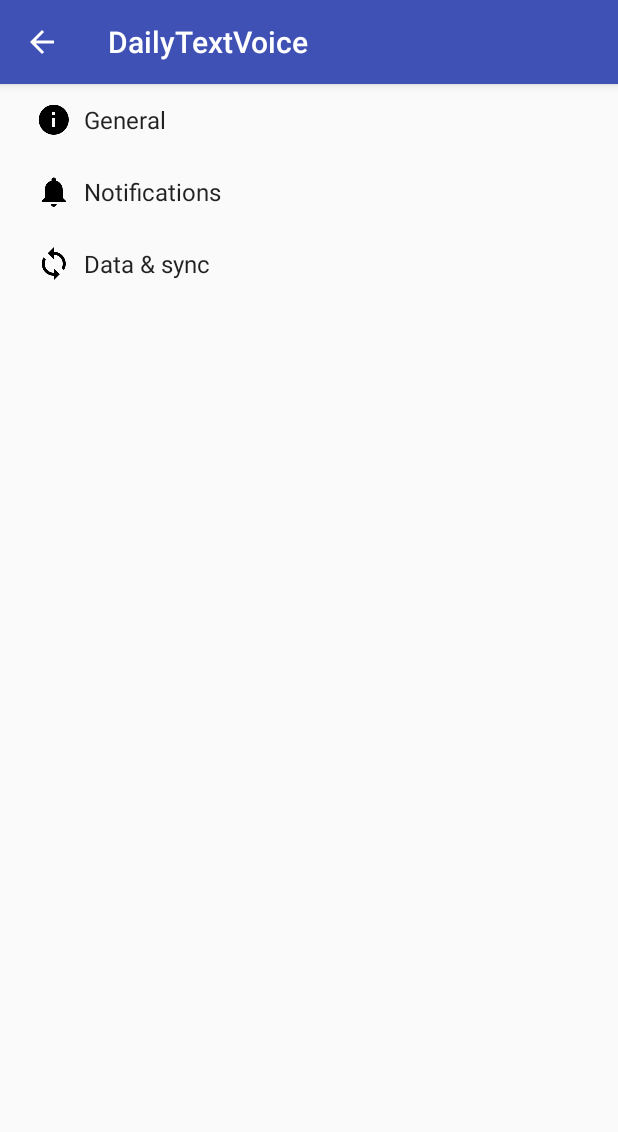
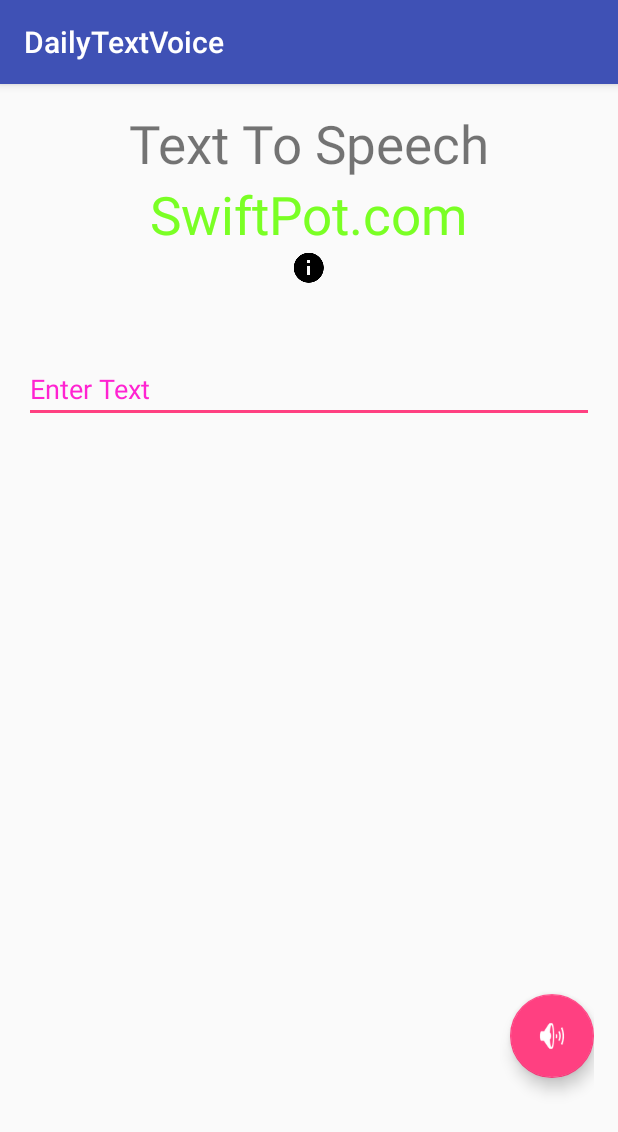
Before and after one commit to RbkGh/DailyText-Voice, an Android app: the screen it shows after launch (SettingsActivity before the commit, HomeActivity after it), on a phone screen of 412 x 824 dp. Shown: the top 1132 px of the screen. Run offline under Robolectric (Android 15) with nearby library versions, the phone set to English and light mode, and no system bars.

Commit message:
added test of voice to Speech.Working currently

```diff
--- a/app/build.gradle
+++ b/app/build.gradle
@@ -24,4 +24,5 @@ dependencies {
     testCompile 'junit:junit:4.12'
     compile 'com.android.support:appcompat-v7:23.1.1'
     compile 'com.android.support:support-v4:23.1.1'
+    compile 'com.android.support:design:23.1.1'
 }
--- a/app/src/main/AndroidManifest.xml
+++ b/app/src/main/AndroidManifest.xml
@@ -11,6 +11,16 @@
         <activity
             android:name=".SettingsActivity"
             android:label="@string/app_name">
+            <!--<intent-filter>-->
+                <!--<action android:name="android.intent.action.MAIN" />-->
+
+                <!--<category android:name="android.intent.category.LAUNCHER" />-->
+            <!--</intent-filter>-->
+        </activity>
+        <activity
+            android:name=".HomeActivity"
+            android:label="@string/title_activity_home"
+            android:theme="@style/AppTheme.NoActionBar">
             <intent-filter>
                 <action android:name="android.intent.action.MAIN" />
 
--- /dev/null
+++ b/app/src/main/java/com/swiftpot/dailytextvoice/HomeActivity.java
@@ -0,0 +1,20 @@
+package com.swiftpot.dailytextvoice;
+
+import android.os.Bundle;
+import android.support.v7.app.AppCompatActivity;
+import android.support.v7.widget.Toolbar;
+
+
+public class HomeActivity extends AppCompatActivity {
+
+    @Override
+    protected void onCreate(Bundle savedInstanceState) {
+        super.onCreate(savedInstanceState);
+        setContentView(R.layout.activity_home);
+        Toolbar toolbar = (Toolbar) findViewById(R.id.toolbar);
+        setSupportActionBar(toolbar);
+
+
+    }
+
+}
--- /dev/null
+++ b/app/src/main/java/com/swiftpot/dailytextvoice/fragments/HomeActivityFragment.java
@@ -0,0 +1,67 @@
+package com.swiftpot.dailytextvoice.fragments;
+
+import android.speech.tts.TextToSpeech;
+import android.support.design.widget.FloatingActionButton;
+import android.support.v4.app.Fragment;
+import android.os.Bundle;
+import android.view.LayoutInflater;
+import android.view.View;
+import android.view.ViewGroup;
+import android.widget.Button;
+import android.widget.EditText;
+import android.widget.Toast;
+
+import com.swiftpot.dailytextvoice.R;
+
+import java.util.Locale;
+
+/**
+ * A placeholder fragment containing a simple view.
+ */
+public class HomeActivityFragment extends Fragment {
+    TextToSpeech textToSpeech;
+    EditText edtTextStringToBeRead;
+    FloatingActionButton fabReadAloud;
+    public HomeActivityFragment() {
+    }
+
+    @Override
+    public View onCreateView(LayoutInflater inflater, ViewGroup container,
+                             Bundle savedInstanceState) {
+        View view = inflater.inflate(R.layout.fragment_home, container, false);
+        return view;
+    }
+
+    @Override
+    public void onViewCreated(View view, Bundle savedInstanceState) {
+        super.onViewCreated(view, savedInstanceState);
+        fabReadAloud =(FloatingActionButton) view.findViewById(R.id.fabReadAloud);
+        edtTextStringToBeRead = (EditText) view.findViewById(R.id.edtTextStringToBeRead);
+        textToSpeech = new TextToSpeech(getActivity().getApplicationContext(), new TextToSpeech.OnInitListener() {
+            @Override
+            public void onInit(int status) {
+                if(status != TextToSpeech.ERROR) {
+                    textToSpeech.setLanguage(Locale.UK);
+                }
+            }
+        });
+
+        fabReadAloud.setOnClickListener(new View.OnClickListener() {
+            @Override
+            public void onClick(View v) {
+                String toSpeak = edtTextStringToBeRead.getText().toString();
+                Toast.makeText(getContext(), toSpeak, Toast.LENGTH_SHORT).show();
+                textToSpeech.speak(toSpeak, TextToSpeech.QUEUE_FLUSH, null);
+            }
+        });
+    }
+
+    @Override
+    public void onPause() {
+        if(textToSpeech !=null){
+            textToSpeech.stop();
+            textToSpeech.shutdown();
+        }
+        super.onPause();
+    }
+}
--- /dev/null
+++ b/app/src/main/res/layout/activity_home.xml
@@ -0,0 +1,34 @@
+<?xml version="1.0" encoding="utf-8"?>
+<android.support.design.widget.CoordinatorLayout xmlns:android="http://schemas.android.com/apk/res/android"
+    xmlns:app="http://schemas.android.com/apk/res-auto"
+    xmlns:tools="http://schemas.android.com/tools"
+    android:layout_width="match_parent"
+    android:layout_height="match_parent"
+    android:fitsSystemWindows="true"
+    tools:context="com.swiftpot.dailytextvoice.HomeActivity">
+
+    <android.support.design.widget.AppBarLayout
+        android:layout_width="match_parent"
+        android:layout_height="wrap_content"
+        android:theme="@style/AppTheme.AppBarOverlay">
+
+        <android.support.v7.widget.Toolbar
+            android:id="@+id/toolbar"
+            android:layout_width="match_parent"
+            android:layout_height="?attr/actionBarSize"
+            android:background="?attr/colorPrimary"
+            app:popupTheme="@style/AppTheme.PopupOverlay" />
+
+    </android.support.design.widget.AppBarLayout>
+
+    <include layout="@layout/content_home" />
+
+    <!--<android.support.design.widget.FloatingActionButton-->
+        <!--android:id="@+id/fab"-->
+        <!--android:layout_width="wrap_content"-->
+        <!--android:layout_height="wrap_content"-->
+        <!--android:layout_gravity="bottom|end"-->
+        <!--android:layout_margin="@dimen/fab_margin"-->
+        <!--android:src="@android:drawable/ic_dialog_email" />-->
+
+</android.support.design.widget.CoordinatorLayout>
--- /dev/null
+++ b/app/src/main/res/layout/content_home.xml
@@ -0,0 +1,9 @@
+<fragment xmlns:android="http://schemas.android.com/apk/res/android"
+    xmlns:app="http://schemas.android.com/apk/res-auto"
+    xmlns:tools="http://schemas.android.com/tools"
+    android:id="@+id/fragment"
+    android:name="com.swiftpot.dailytextvoice.fragments.HomeActivityFragment"
+    android:layout_width="match_parent"
+    android:layout_height="match_parent"
+    app:layout_behavior="@string/appbar_scrolling_view_behavior"
+    tools:layout="@layout/fragment_home" />
--- /dev/null
+++ b/app/src/main/res/layout/fragment_home.xml
@@ -0,0 +1,64 @@
+<RelativeLayout xmlns:android="http://schemas.android.com/apk/res/android"
+    xmlns:tools="http://schemas.android.com/tools"
+    android:layout_width="match_parent"
+    android:layout_height="match_parent"
+    android:paddingBottom="@dimen/activity_vertical_margin"
+    android:paddingLeft="@dimen/activity_horizontal_margin"
+    android:paddingRight="@dimen/activity_horizontal_margin"
+    android:paddingTop="@dimen/activity_vertical_margin"
+    tools:context=".fragments.HomeActivityFragment"
+    tools:showIn="@layout/activity_home">
+
+    <TextView
+        android:text="@string/text_to_speech"
+        android:layout_width="wrap_content"
+        android:layout_height="wrap_content"
+        android:id="@+id/textview"
+        android:textSize="35dp"
+        android:layout_alignParentTop="true"
+        android:layout_centerHorizontal="true" />
+
+    <TextView
+        android:layout_width="wrap_content"
+        android:layout_height="wrap_content"
+        android:text="@string/web_address"
+        android:id="@+id/textView"
+        android:layout_below="@+id/textview"
+        android:layout_centerHorizontal="true"
+        android:textColor="#ff7aff24"
+        android:textSize="35dp" />
+
+    <ImageView
+        android:layout_width="wrap_content"
+        android:layout_height="wrap_content"
+        android:id="@+id/imageView"
+        android:src="@drawable/ic_info_black_24dp"
+        android:layout_below="@+id/textView"
+        android:layout_centerHorizontal="true"
+        android:theme="@style/Base.TextAppearance.AppCompat" />
+
+    <EditText
+        android:layout_width="wrap_content"
+        android:layout_height="wrap_content"
+        android:id="@+id/edtTextStringToBeRead"
+        android:layout_below="@+id/imageView"
+        android:layout_marginTop="46dp"
+        android:hint="Enter Text"
+        android:layout_alignParentRight="true"
+        android:layout_alignParentEnd="true"
+        android:layout_alignParentLeft="true"
+        android:layout_alignParentStart="true"
+        android:textColor="#ff7aff10"
+        android:textColorHint="#ffff23d1" />
+
+    <android.support.design.widget.FloatingActionButton
+        android:id="@+id/fabReadAloud"
+        android:layout_width="wrap_content"
+        android:layout_height="wrap_content"
+        android:layout_gravity="bottom|end"
+        android:src="@android:drawable/ic_lock_silent_mode_off"
+        android:layout_marginBottom="89dp"
+        android:layout_alignParentBottom="true"
+        android:layout_alignParentRight="true"
+        android:layout_alignParentEnd="true" />
+</RelativeLayout>
--- /dev/null
+++ b/app/src/main/res/menu/menu_home.xml
@@ -0,0 +1,10 @@
+<menu xmlns:android="http://schemas.android.com/apk/res/android"
+    xmlns:app="http://schemas.android.com/apk/res-auto"
+    xmlns:tools="http://schemas.android.com/tools"
+    tools:context="com.swiftpot.dailytextvoice.HomeActivity">
+    <item
+        android:id="@+id/action_settings"
+        android:orderInCategory="100"
+        android:title="@string/action_settings"
+        app:showAsAction="never" />
+</menu>
--- /dev/null
+++ b/app/src/main/res/values-v21/styles.xml
@@ -0,0 +1,9 @@
+<resources>>
+
+    <style name="AppTheme.NoActionBar">
+        <item name="windowActionBar">false</item>
+        <item name="windowNoTitle">true</item>
+        <item name="android:windowDrawsSystemBarBackgrounds">true</item>
+        <item name="android:statusBarColor">@android:color/transparent</item>
+    </style>
+</resources>
--- /dev/null
+++ b/app/src/main/res/values-w820dp/dimens.xml
@@ -0,0 +1,6 @@
+<resources>
+    <!-- Example customization of dimensions originally defined in res/values/dimens.xml
+         (such as screen margins) for screens with more than 820dp of available width. This
+         would include 7" and 10" devices in landscape (~960dp and ~1280dp respectively). -->
+    <dimen name="activity_horizontal_margin">64dp</dimen>
+</resources>
--- /dev/null
+++ b/app/src/main/res/values/dimens.xml
@@ -0,0 +1,6 @@
+<resources>
+    <!-- Default screen margins, per the Android Design guidelines. -->
+    <dimen name="activity_horizontal_margin">16dp</dimen>
+    <dimen name="activity_vertical_margin">16dp</dimen>
+    <dimen name="fab_margin">16dp</dimen>
+</resources>
--- a/app/src/main/res/values/strings.xml
+++ b/app/src/main/res/values/strings.xml
@@ -58,4 +58,13 @@
     <string name="pref_ringtone_silent">Silent</string>
 
     <string name="pref_title_vibrate">Vibrate</string>
+    <string name="title_activity_home">DailyTextVoice</string>
+    <string name="action_settings">Settings</string>
+
+
+
+    <!--LABELS-->
+    <string name="web_address">SwiftPot.com</string>
+    <string name="text_to_speech">Text To Speech</string>
+    <!--LABELS-->
 </resources>
--- a/app/src/main/res/values/styles.xml
+++ b/app/src/main/res/values/styles.xml
@@ -8,4 +8,13 @@
         <item name="colorAccent">@color/colorAccent</item>
     </style>
 
+    <style name="AppTheme.NoActionBar">
+        <item name="windowActionBar">false</item>
+        <item name="windowNoTitle">true</item>
+    </style>
+
+    <style name="AppTheme.AppBarOverlay" parent="ThemeOverlay.AppCompat.Dark.ActionBar" />
+
+    <style name="AppTheme.PopupOverlay" parent="ThemeOverlay.AppCompat.Light" />
+
 </resources>
```
